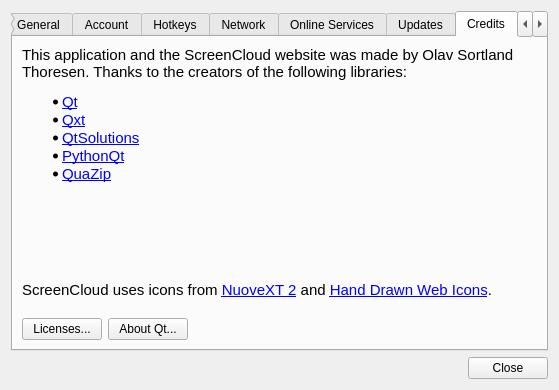
This is screencloud/src/dialog/preferencesdialog.ui in olav-st/screencloud as Qt 5 draws it before an edit. The edited form follows.
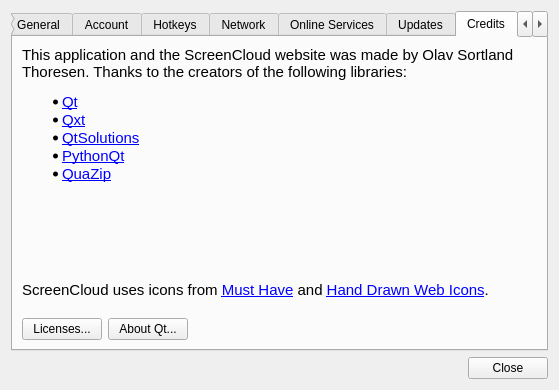
This is the edited form. The open tabs and pages were chosen to show the change.

Commit message: new clipboard icon

```diff
--- a/screencloud/src/dialog/preferencesdialog.ui
+++ b/screencloud/src/dialog/preferencesdialog.ui
@@ -13,7 +13,7 @@
     <x>0</x>
     <y>0</y>
     <width>559</width>
-    <height>381</height>
+    <height>387</height>
    </rect>
   </property>
   <property name="sizePolicy">
@@ -948,7 +948,10 @@
        <item>
         <widget class="QLabel" name="label">
          <property name="text">
-          <string>&lt;html&gt;&lt;head/&gt;&lt;body&gt;&lt;p&gt;&lt;span style=&quot; font-family:'Ubuntu'; font-size:11pt;&quot;&gt;ScreenCloud uses icons from &lt;/span&gt;&lt;a href=&quot;http://kde-look.org/content/show.php/nuoveXT+2?content=62630&quot;&gt;&lt;span style=&quot; font-family:'Ubuntu'; font-size:11pt; text-decoration: underline; color:#0000ff;&quot;&gt;NuoveXT 2&lt;/span&gt;&lt;/a&gt;&lt;span style=&quot; font-family:'Ubuntu'; font-size:11pt;&quot;&gt; and &lt;/span&gt;&lt;a href=&quot;http://freebiesbooth.com/hand-drawn-web-icons&quot;&gt;&lt;span style=&quot; font-family:'Ubuntu'; font-size:11pt; text-decoration: underline; color:#0000ff;&quot;&gt;Hand Drawn Web Icons&lt;/span&gt;&lt;/a&gt;&lt;span style=&quot; font-family:'Ubuntu'; font-size:11pt;&quot;&gt;.&lt;br/&gt;&lt;/span&gt;&lt;/p&gt;&lt;/body&gt;&lt;/html&gt;</string>
+          <string>&lt;html&gt;&lt;head/&gt;&lt;body&gt;&lt;p&gt;&lt;span style=&quot; font-family:'Ubuntu'; font-size:11pt;&quot;&gt;ScreenCloud uses icons from &lt;/span&gt;&lt;a href=&quot;http://www.visualpharm.com/must_have_icon_set/&quot;&gt;&lt;span style=&quot; font-family:'Ubuntu'; font-size:11pt; text-decoration: underline; color:#0000ff;&quot;&gt;Must Have&lt;/span&gt;&lt;/a&gt;&lt;span style=&quot; font-family:'Ubuntu'; font-size:11pt;&quot;&gt; and &lt;/span&gt;&lt;a href=&quot;http://freebiesbooth.com/hand-drawn-web-icons&quot;&gt;&lt;span style=&quot; font-family:'Ubuntu'; font-size:11pt; text-decoration: underline; color:#0000ff;&quot;&gt;Hand Drawn Web Icons&lt;/span&gt;&lt;/a&gt;&lt;span style=&quot; font-family:'Ubuntu'; font-size:11pt;&quot;&gt;.&lt;br/&gt;&lt;/span&gt;&lt;/p&gt;&lt;/body&gt;&lt;/html&gt;</string>
+         </property>
+         <property name="openExternalLinks">
+          <bool>true</bool>
          </property>
         </widget>
        </item>
```
The commit also changes 2 other files.
